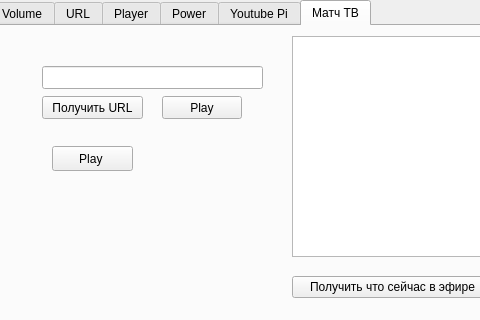
First picture: the form in kodigui.ui, repository definitly486/KodiGui, before the edit; both pictures show x 0 to 480 and y 0 to 320 of the 584 by 488 pixel window.
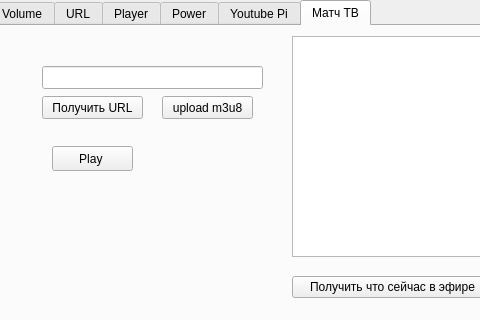
Second picture: the form after the edit. Icons and pictures are not drawn.

```diff
--- a/kodigui.ui
+++ b/kodigui.ui
@@ -420,12 +420,12 @@
        <rect>
         <x>170</x>
         <y>70</y>
-        <width>80</width>
+        <width>91</width>
         <height>23</height>
        </rect>
       </property>
       <property name="text">
-       <string>Play</string>
+       <string>upload m3u8</string>
       </property>
      </widget>
      <widget class="QTextBrowser" name="textBrowseronairnow">
```
